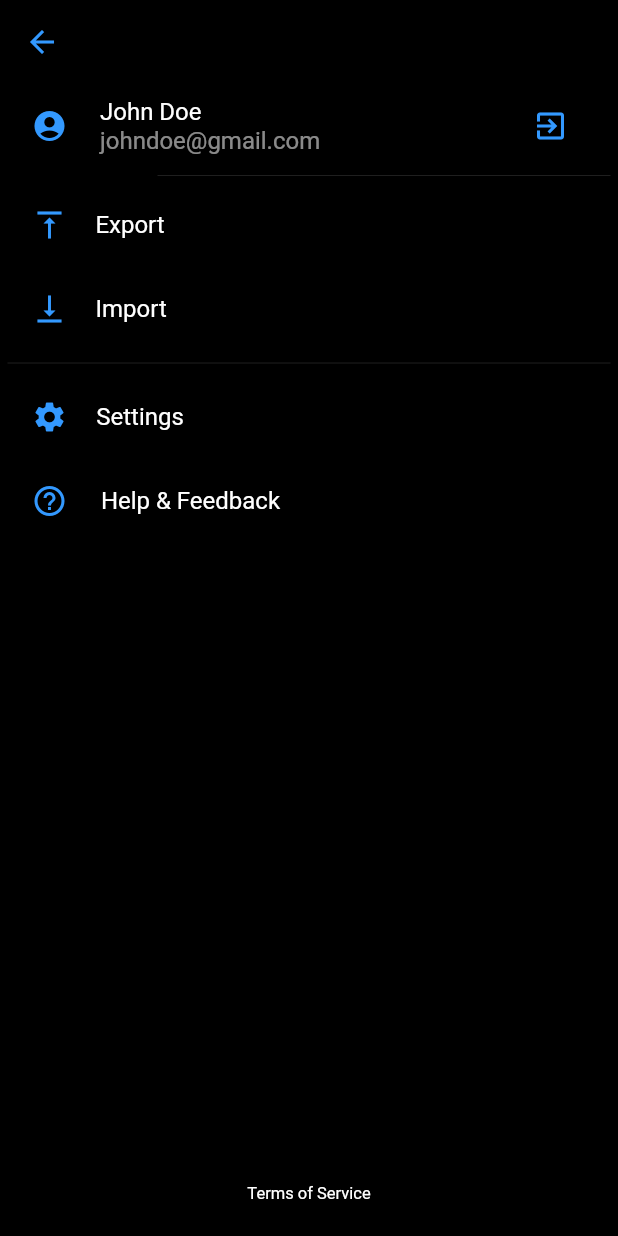
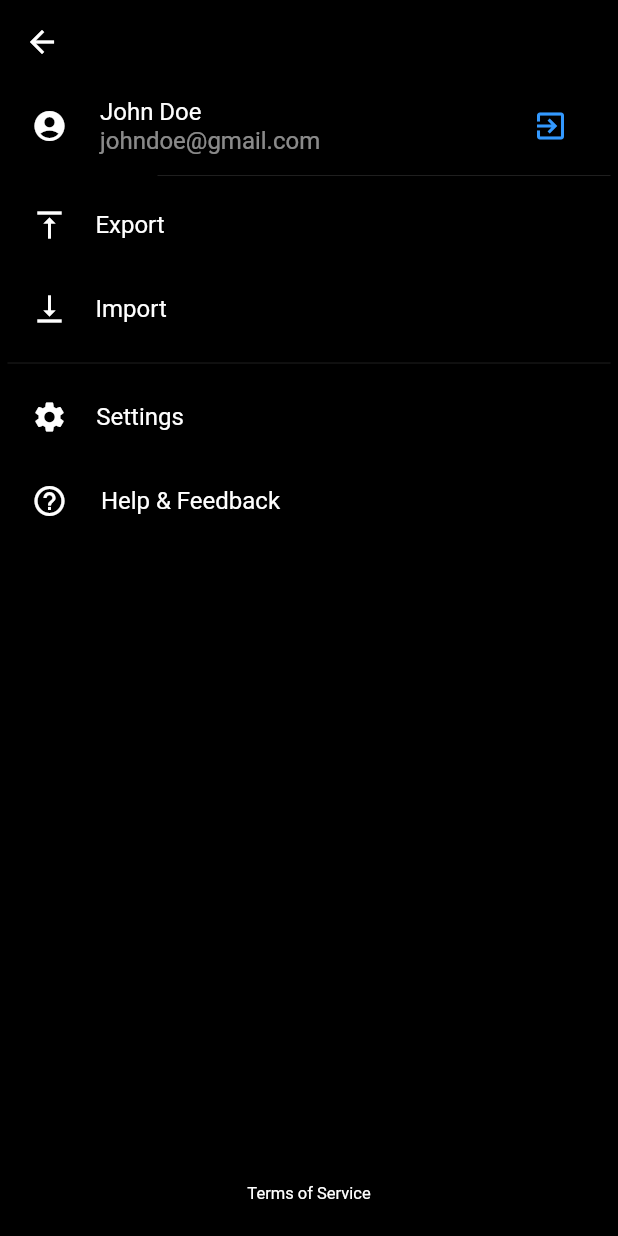
Before and after one commit to ajilk/tracked, a Flutter app: the MenuPage screen opened by its route, on a phone screen of 412 x 824 dp. Run offline on Flutter 3.47's test engine with Material 2 defaults, Android fonts, the phone set to English and light mode, and no system bars; our stand-ins replace firebase_auth; accounts and stored records are empty.

Commit message:
I changed the color of the menu page texts cuz its too hard tp look at because of the contrast

```diff
--- a/lib/MenuPage.dart
+++ b/lib/MenuPage.dart
@@ -10,6 +10,7 @@ import 'package:url_launcher/url_launcher.dart';
 
 class MenuPage extends StatelessWidget {
   static const routeName = '/menu';
+  static const whitecolor = Colors.white;
   @override
   Widget build(BuildContext context) {
     return Scaffold(
@@ -18,7 +19,7 @@ class MenuPage extends StatelessWidget {
         backgroundColor: Theme.of(context).backgroundColor,
         leading: IconButton(
           icon: Icon(Icons.arrow_back),
-          color: Theme.of(context).accentColor,
+          color: whitecolor,
           onPressed: () => Navigator.pop(context),
         ),
       ),
@@ -34,7 +35,7 @@ class MenuPage extends StatelessWidget {
                 ListTile(
                   leading: Icon(
                     Icons.account_circle,
-                    color: Theme.of(context).accentColor,
+                    color: Colors.white,
                   ),
                   title: Align(
                     alignment: Alignment(-1.2, 0),
@@ -65,7 +66,7 @@ class MenuPage extends StatelessWidget {
                   ),
                   leading: Icon(
                     Icons.vertical_align_top,
-                    color: Theme.of(context).accentColor,
+                    color: whitecolor,
                   ),
                   onTap: () => print('tapped [export]'),
                 ),
@@ -76,7 +77,7 @@ class MenuPage extends StatelessWidget {
                   ),
                   leading: Icon(
                     Icons.vertical_align_bottom,
-                    color: Theme.of(context).accentColor,
+                    color: whitecolor,
                   ),
                   onTap: () => print('tapped [import]'),
                 ),
@@ -88,7 +89,7 @@ class MenuPage extends StatelessWidget {
                   ),
                   leading: Icon(
                     Icons.settings,
-                    color: Theme.of(context).accentColor,
+                    color: whitecolor,
                   ),
                   onTap: () => print('tapped [settings]'),
                 ),
@@ -99,7 +100,7 @@ class MenuPage extends StatelessWidget {
                   ),
                   leading: Icon(
                     Icons.help_outline,
-                    color: Theme.of(context).accentColor,
+                    color: whitecolor,
                   ),
                   onTap: () => print('tapped [help]'),
                 ),
--- a/lib/Tracked.dart
+++ b/lib/Tracked.dart
@@ -61,7 +61,7 @@ class TrackedState extends State<Tracked> with TickerProviderStateMixin {
         backgroundColor: Colors.transparent,
         actions: [
           IconButton(
-            icon: Icon(Icons.account_circle),
+            icon: Icon(Icons.menu),
             onPressed: () => Navigator.pushNamed(context, MenuPage.routeName),
           )
         ],
```
